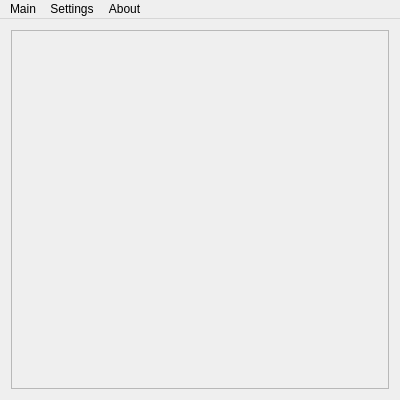
This is mainwindow.ui in Heather/PATH as Qt 5 draws it before an edit. The edited form follows.
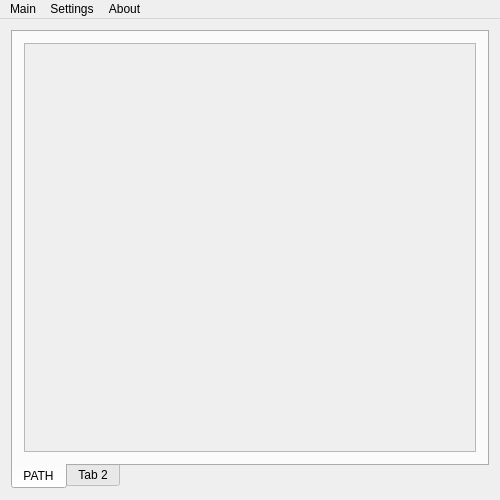
This is the edited form.

Diff of the .ui file:
```diff
--- a/mainwindow.ui
+++ b/mainwindow.ui
@@ -6,13 +6,13 @@
    <rect>
     <x>0</x>
     <y>0</y>
-    <width>400</width>
-    <height>400</height>
+    <width>500</width>
+    <height>500</height>
    </rect>
   </property>
   <property name="maximumSize">
    <size>
-    <width>400</width>
+    <width>600</width>
     <height>600</height>
    </size>
   </property>
@@ -28,7 +28,7 @@
    </property>
    <property name="maximumSize">
     <size>
-     <width>400</width>
+     <width>600</width>
      <height>600</height>
     </size>
    </property>
@@ -37,6 +37,31 @@
    </property>
    <layout class="QVBoxLayout" name="verticalLayout_2">
     <item>
+     <widget class="QTabWidget" name="tabWidget">
+      <property name="tabPosition">
+       <enum>QTabWidget::South</enum>
+      </property>
+      <property name="tabShape">
+       <enum>QTabWidget::Rounded</enum>
+      </property>
+      <property name="currentIndex">
+       <number>0</number>
+      </property>
+      <property name="elideMode">
+       <enum>Qt::ElideNone</enum>
+      </property>
+      <property name="tabsClosable">
+       <bool>false</bool>
+      </property>
+      <property name="movable">
+       <bool>false</bool>
+      </property>
+      <widget class="QWidget" name="tab">
+       <attribute name="title">
+        <string>PATH</string>
+       </attribute>
+       <layout class="QVBoxLayout" name="verticalLayout_3">
+        <item>
      <widget class="QScrollArea" name="scrollArea">
       <property name="widgetResizable">
        <bool>true</bool>
@@ -46,8 +71,8 @@
         <rect>
          <x>0</x>
          <y>0</y>
-         <width>380</width>
-         <height>359</height>
+             <width>456</width>
+             <height>416</height>
         </rect>
        </property>
        <property name="sizePolicy">
@@ -69,12 +94,21 @@
     </item>
    </layout>
   </widget>
+      <widget class="QWidget" name="tab_2">
+       <attribute name="title">
+        <string>Tab 2</string>
+       </attribute>
+      </widget>
+     </widget>
+    </item>
+   </layout>
+  </widget>
   <widget class="QMenuBar" name="menuBar">
    <property name="geometry">
     <rect>
      <x>0</x>
      <y>0</y>
-     <width>400</width>
+     <width>500</width>
      <height>21</height>
     </rect>
    </property>
```
Lines whose indentation alone changed are shown as unchanged.
